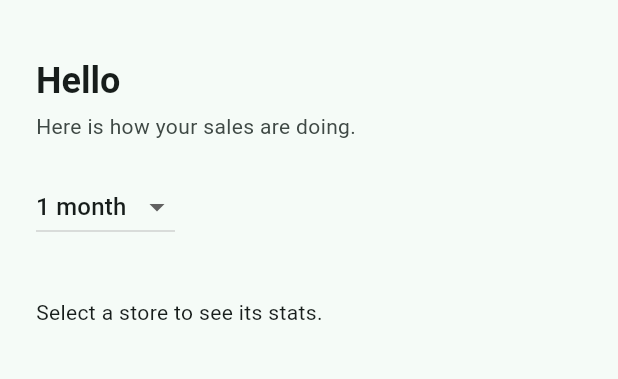
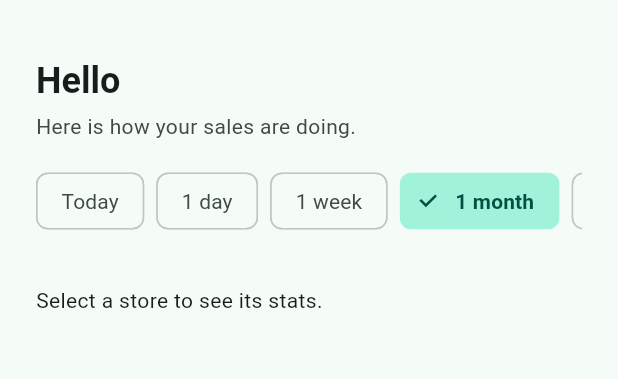
Before and after one commit to matias2032/mini-gestor-offline, a Flutter app: the DashboardScreen screen opened by its route, on a phone screen of 412 x 824 dp, the part 63-442 px from its top. Run offline on Flutter 3.47's test engine with Material 3 defaults, Android fonts, the phone set to English and light mode, and no system bars; our stand-ins replace shared_preferences, sqflite, sqflite_common_ffi, sqflite_common_ffi_web; missing offline and left inert: bcrypt; accounts and stored records are empty.

Commit message:
isolamento social3

```diff
--- a/lib/screens/dashboard/dashboard_screen.dart
+++ b/lib/screens/dashboard/dashboard_screen.dart
@@ -95,21 +95,36 @@ class _DashboardScreenState extends State<DashboardScreen> {
                 ),
                 const SizedBox(height: 12),
               ],
-              Align(
-                alignment: Alignment.centerLeft,
-                child: DropdownButton<DashboardPeriod>(
-                  value: dashboardProvider.period,
-                  onChanged: (value) {
-                    if (value != null) {
-                      context.read<DashboardProvider>().setPeriod(value);
-                    }
+                            SizedBox(
+                height: 40,
+                child: ListView.separated(
+                  scrollDirection: Axis.horizontal,
+                  itemCount: DashboardPeriod.values.length,
+                  separatorBuilder: (_, __) => const SizedBox(width: 8),
+                  itemBuilder: (context, index) {
+                    final period = DashboardPeriod.values[index];
+                    final isSelected = dashboardProvider.period == period;
+                    return ChoiceChip(
+                      label: Text(period.label),
+                      selected: isSelected,
+                      showCheckmark: true,
+                      onSelected: (_) =>
+                          context.read<DashboardProvider>().setPeriod(period),
+                      selectedColor: Theme.of(context).colorScheme.primaryContainer,
+                      checkmarkColor: Theme.of(context).colorScheme.onPrimaryContainer,
+                      labelStyle: TextStyle(
+                        color: isSelected
+                            ? Theme.of(context).colorScheme.onPrimaryContainer
+                            : Theme.of(context).colorScheme.onSurfaceVariant,
+                        fontWeight: isSelected ? FontWeight.w600 : FontWeight.normal,
+                      ),
+                      side: BorderSide(
+                        color: isSelected
+                            ? Colors.transparent
+                            : Theme.of(context).colorScheme.outlineVariant,
+                      ),
+                    );
                   },
-                  items: DashboardPeriod.values
-                      .map((period) => DropdownMenuItem(
-                            value: period,
-                            child: Text(period.label),
-                          ))
-                      .toList(),
                 ),
               ),
               const SizedBox(height: 16),
@@ -309,9 +324,9 @@ class _StatsGrid extends StatelessWidget {
       crossAxisCount: 2,
       shrinkWrap: true,
       physics: const NeverScrollableScrollPhysics(),
-      crossAxisSpacing: 12,
-      mainAxisSpacing: 12,
-      childAspectRatio: 1.5,
+      crossAxisSpacing: 10,
+      mainAxisSpacing: 10,
+      childAspectRatio: 2.6,
       children: cards
           .map((data) => _StatCard(icon: data.icon, label: data.label, value: data.value))
           .toList(),
@@ -334,24 +349,40 @@ class _StatCard extends StatelessWidget {
   Widget build(BuildContext context) {
     final colorScheme = Theme.of(context).colorScheme;
     return Card(
+      margin: EdgeInsets.zero,
       child: Padding(
-        padding: const EdgeInsets.all(16),
+        padding: const EdgeInsets.symmetric(horizontal: 12, vertical: 10),
+        child: Row(
+          crossAxisAlignment: CrossAxisAlignment.center,
+          children: [
+            Container(
+              padding: const EdgeInsets.all(6),
+              decoration: BoxDecoration(
+                color: colorScheme.primaryContainer,
+                shape: BoxShape.circle,
+              ),
+              child: Icon(icon, size: 16, color: colorScheme.onPrimaryContainer),
+            ),
+            const SizedBox(width: 8),
+            Expanded(
               child: Column(
                 crossAxisAlignment: CrossAxisAlignment.start,
-          mainAxisAlignment: MainAxisAlignment.center,
+                mainAxisSize: MainAxisSize.min,
                 children: [
-            Icon(icon, size: 24, color: colorScheme.primary),
-            const SizedBox(height: 8),
                   Text(
-              value,
-              style: const TextStyle(fontSize: 16, fontWeight: FontWeight.bold),
+                    label,
+                    style: TextStyle(fontSize: 11, color: colorScheme.onSurfaceVariant),
+                    maxLines: 1,
                     overflow: TextOverflow.ellipsis,
                   ),
                   const SizedBox(height: 2),
                   Text(
-              label,
-              style: TextStyle(fontSize: 12, color: colorScheme.onSurfaceVariant),
+                    value,
+                    style: const TextStyle(fontSize: 14, fontWeight: FontWeight.bold),
                     overflow: TextOverflow.ellipsis,
+                  ),
+                ],
+              ),
             ),
           ],
         ),
```
Also changed, not shown: .refact/buddy/state.json, 2 other files. Lines whose indentation alone changed are shown as unchanged.
